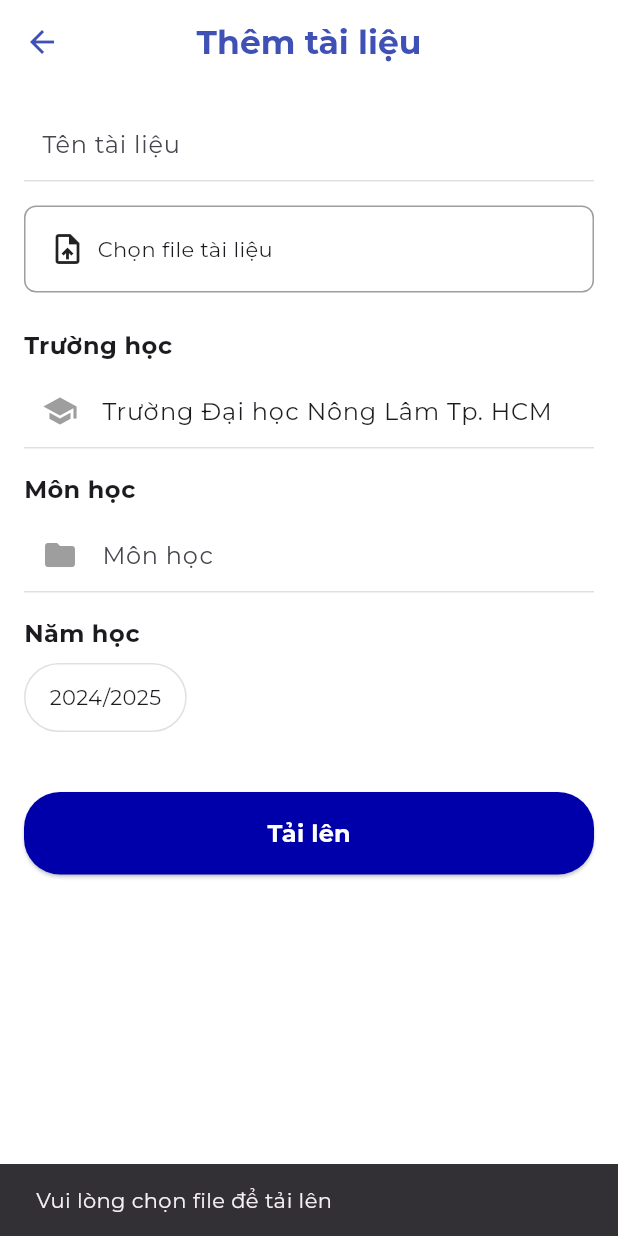
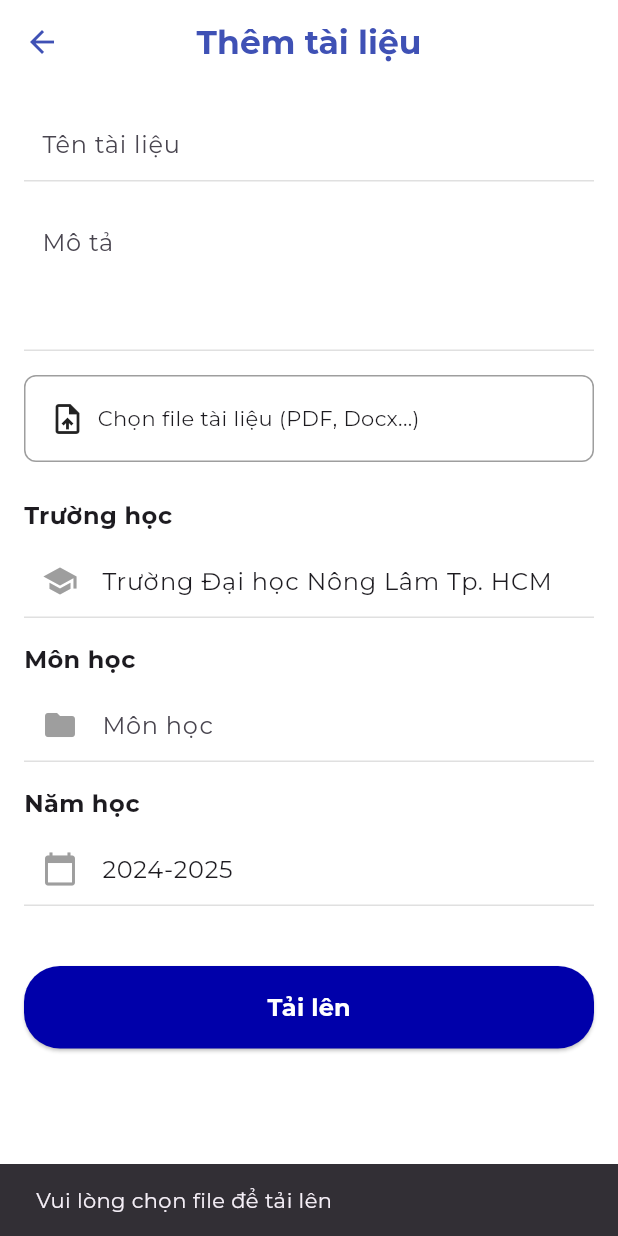
Before and after one commit to SubeoHocJava/StudyDocs_FrontEnd, a Flutter app: the DocsEditScreen screen opened directly, after a tap on "Tải lên", on a phone screen of 412 x 824 dp. Run offline on Flutter 3.47's test engine with Material 3 defaults, Android fonts, the phone set to English and light mode, and no system bars; our stand-ins replace cached_network_image, dio, dotted_border, equatable, file_picker, firebase_core and 12 more; accounts and stored records are empty; network calls fail.

Commit message:
feat(admin): Implement admin document management and enhance UI
- Add admin mode to `DocsManagementScreen` to fetch and display all documents from an internal API.
- Implement `GetAllDocsUseCase` and `DeleteAdminDocUseCase` for admin-specific actions.
- Update `DocsManagementBloc` to handle loading all documents and admin deletions.
- Refactor the document list item UI for better readability, showing description, school, course, and year tags.
- Enhance the `DocsEditScreen` by adding a description field, improving file selection UI, and allowing title editing.
- Update API endpoints and data sources to support new admin functionalities.

```diff
--- a/lib/core/router/app_router.dart
+++ b/lib/core/router/app_router.dart
@@ -9,6 +9,8 @@ import 'package:studydocs/features/docs_management/data/repository/docs_manageme
 import 'package:studydocs/features/docs_management/domain/repository/docs_management_repository.dart';
 import 'package:studydocs/features/docs_management/domain/usecase/delete_doc_usecase.dart';
 import 'package:studydocs/features/docs_management/domain/usecase/get_my_docs_usecase.dart';
+import 'package:studydocs/features/docs_management/domain/usecase/get_all_docs_usecase.dart';
+import 'package:studydocs/features/docs_management/domain/usecase/delete_admin_doc_usecase.dart';
 import 'package:studydocs/features/docs_management/domain/usecase/update_doc_usecase.dart';
 import 'package:studydocs/features/docs_management/domain/usecase/upload_doc_usecase.dart';
 import 'package:studydocs/features/docs_management/logic/docs_management_bloc.dart';
@@ -383,11 +385,13 @@ GoRouter createAppRouter() {
             create:
                 (context) => DocsManagementBloc(
                   getMyDocsUseCase: GetMyDocsUseCase(repository),
+                  getAllDocsUseCase: GetAllDocsUseCase(repository),
                   deleteDocUseCase: DeleteDocUseCase(repository),
+                  deleteAdminDocUseCase: DeleteAdminDocUseCase(repository),
                   updateDocUseCase: UpdateDocUseCase(repository),
                   uploadDocUseCase: UploadDocUseCase(repository),
                 ),
-            child: const DocsManagementScreen(),
+            child: const DocsManagementScreen(isAdminMode: true),
           );
         },
       ),
--- a/lib/features/docs/data/model/document_model.dart
+++ b/lib/features/docs/data/model/document_model.dart
@@ -22,7 +22,7 @@ class DocumentModel extends DocumentEntity {
 
   factory DocumentModel.fromJson(Map<String, dynamic> json) {
     return DocumentModel(
-      id: json['id'],
+      id: json['id']?.toString(),
       title: json['title'] ?? 'Untitled',
       course: json['subjectName'] ?? 'Unknown Course', // Placeholder if backend missing
       school: json['universityName'] ?? 'Unknown School', // Placeholder
@@ -39,7 +39,8 @@ class DocumentModel extends DocumentEntity {
       downloadUrl: json['downloadUrl'] ?? '',
       fileId: json['fileId'], // Map fileId
       currentUserReaction: json['currentUserReaction'],
-      previewUrls: parsePreviews(json), description: '',
+      previewUrls: parsePreviews(json),
+      description: json['description'] ?? '',
     );
   }
 
--- a/lib/features/docs/data/repository/docs_repository_impl.dart
+++ b/lib/features/docs/data/repository/docs_repository_impl.dart
@@ -37,7 +37,7 @@ class DocsRepositoryImpl implements DocsRepository {
       likes: (stats['likeCount'] as num?)?.toInt() ?? 0,
       dislikes: (stats['dislikeCount'] as num?)?.toInt() ?? 0,
       currentUserReaction: reaction,
-      comments: reviews,
+      comments: reviews, description: '',
     );
   }
 
--- a/lib/features/docs/domain/entity/document_entity.dart
+++ b/lib/features/docs/domain/entity/document_entity.dart
@@ -39,6 +39,7 @@ class DocumentEntity {
 
   DocumentEntity copyWith({
     String? title,
+    String? description, // Made optional
     String? course,
     String? school,
     String? year,
@@ -55,6 +56,7 @@ class DocumentEntity {
     List<String>? previewUrls,
   }) {
     return DocumentEntity(
+      id: this.id, // ID should not change typically in copyWith, or use id ?? this.id if we add it to arguments. But currently it's not in arguments, so preserve this.id
       title: title ?? this.title,
       description: description ?? this.description,
       course: course ?? this.course,
--- a/lib/features/docs/logic/docs_bloc.dart
+++ b/lib/features/docs/logic/docs_bloc.dart
@@ -75,7 +75,7 @@ class DocsBloc extends Bloc<DocsEvent, DocsState> {
           docDetails: doc.copyWith(
             likes: newLikes,
             dislikes: newDislikes,
-            currentUserReaction: newReaction,
+            currentUserReaction: newReaction, description: '',
           ),
         ));
 
--- a/lib/features/docs_management/data/repository/docs_management_repository_impl.dart
+++ b/lib/features/docs_management/data/repository/docs_management_repository_impl.dart
@@ -12,7 +12,13 @@ class DocsManagementRepositoryImpl implements DocsManagementRepository {
   Future<List<DocumentEntity>> getMyDocuments() => dataSource.getMyDocuments();
 
   @override
+  Future<List<DocumentEntity>> getAllDocuments() => dataSource.getAllDocuments();
+
+  @override
   Future<void> deleteDocument(String id) => dataSource.deleteDocument(id);
+
+  @override
+  Future<void> deleteAdminDocument(String id) => dataSource.deleteAdminDocument(id);
 
   @override
   Future<void> updateDocument(String id, DocumentEntity updatedDoc) =>
--- a/lib/features/docs_management/domain/repository/docs_management_repository.dart
+++ b/lib/features/docs_management/domain/repository/docs_management_repository.dart
@@ -3,7 +3,9 @@ import '../../../docs/domain/entity/document_entity.dart';
 
 abstract class DocsManagementRepository {
   Future<List<DocumentEntity>> getMyDocuments();
+  Future<List<DocumentEntity>> getAllDocuments();
   Future<void> deleteDocument(String id);
+  Future<void> deleteAdminDocument(String id);
   Future<void> updateDocument(String id, DocumentEntity updatedDoc);
   Future<void> uploadDocument(dynamic file, DocumentEntity metadata);
 }
--- /dev/null
+++ b/lib/features/docs_management/domain/usecase/delete_admin_doc_usecase.dart
@@ -0,0 +1,9 @@
+import '../repository/docs_management_repository.dart';
+
+class DeleteAdminDocUseCase {
+  final DocsManagementRepository repository;
+
+  DeleteAdminDocUseCase(this.repository);
+
+  Future<void> call(String id) => repository.deleteAdminDocument(id);
+}
--- /dev/null
+++ b/lib/features/docs_management/domain/usecase/get_all_docs_usecase.dart
@@ -0,0 +1,10 @@
+import '../../../docs/domain/entity/document_entity.dart';
+import '../repository/docs_management_repository.dart';
+
+class GetAllDocsUseCase {
+  final DocsManagementRepository repository;
+
+  GetAllDocsUseCase(this.repository);
+
+  Future<List<DocumentEntity>> call() => repository.getAllDocuments();
+}
--- a/lib/features/docs_management/logic/docs_management_event.dart
+++ b/lib/features/docs_management/logic/docs_management_event.dart
@@ -20,10 +20,30 @@ class LoadMyDocs extends DocsManagementEvent {
   List<Object?> get props => [filterSchool, filterSubject, filterYear];
 }
 
+class LoadAllDocs extends DocsManagementEvent {
+  final String? filterSchool;
+  final String? filterSubject;
+  final String? filterYear;
+
+  const LoadAllDocs({this.filterSchool, this.filterSubject, this.filterYear});
+
+  @override
+  List<Object?> get props => [filterSchool, filterSubject, filterYear];
+}
+
 class DeleteDocEvent extends DocsManagementEvent {
   final String docId;
 
   const DeleteDocEvent(this.docId);
+
+  @override
+  List<Object?> get props => [docId];
+}
+
+class DeleteAdminDocEvent extends DocsManagementEvent {
+  final String docId;
+
+  const DeleteAdminDocEvent(this.docId);
 
   @override
   List<Object?> get props => [docId];
--- a/lib/features/docs_management/presentation/screen/docs_edit_screen.dart
+++ b/lib/features/docs_management/presentation/screen/docs_edit_screen.dart
@@ -18,23 +18,25 @@ class DocsEditScreen extends StatefulWidget {
 class _DocsEditScreenState extends State<DocsEditScreen> {
   final _formKey = GlobalKey<FormState>();
   late TextEditingController _titleController;
+  late TextEditingController _descriptionController;
   late TextEditingController _schoolController;
   late TextEditingController _yearController;
-  late TextEditingController _subjectController; // Only in design for Detail, maybe useful here?
-  // Design also shows "Tác giả" in Detail, but normally edit form only has editable fields.
+  late TextEditingController _subjectController;
 
   @override
   void initState() {
     super.initState();
     _titleController = TextEditingController(text: widget.document?.title ?? "");
+    _descriptionController = TextEditingController(text: widget.document?.description ?? "");
     _schoolController = TextEditingController(text: widget.document?.school ?? "Trường Đại học Nông Lâm Tp. HCM");
-    _yearController = TextEditingController(text: widget.document?.year ?? "2024/2025");
+    _yearController = TextEditingController(text: widget.document?.year ?? "2024-2025");
     _subjectController = TextEditingController(text: widget.document?.course ?? "");
   }
 
   @override
   void dispose() {
     _titleController.dispose();
+    _descriptionController.dispose();
     _schoolController.dispose();
     _yearController.dispose();
     _subjectController.dispose();
@@ -108,7 +110,9 @@ class _DocsEditScreenState extends State<DocsEditScreen> {
                     )
                 ),
                ] else ...[
-                 _buildTextField("Tên tài liệu", _titleController),
+                  _buildTextField("Tên tài liệu", _titleController),
+                 const SizedBox(height: 16),
+                 _buildTextField("Mô tả", _descriptionController, maxLines: 3),
                  const SizedBox(height: 16),
                   GestureDetector(
                    onTap: _pickFile,
@@ -123,7 +127,7 @@ class _DocsEditScreenState extends State<DocsEditScreen> {
                        children: [
                          const Icon(Icons.upload_file),
                          const SizedBox(width: 8),
-                         Text(_selectedFile != null ? _selectedFile!.name : "Chọn file tài liệu"),
+                         Expanded(child: Text(_selectedFile != null ? _selectedFile!.name : "Chọn file tài liệu (PDF, Docx...)")),
                        ],
                      ),
                    ),
@@ -141,7 +145,7 @@ class _DocsEditScreenState extends State<DocsEditScreen> {
 
                 const SizedBox(height: 16),
                _buildLabel("Năm học"),
-               _buildYearSelector(),
+               _buildTextField("Năm học (VD: 2023-2024)", _yearController, icon: Icons.calendar_today),
 
                 const SizedBox(height: 40),
                 SizedBox(
@@ -150,21 +154,24 @@ class _DocsEditScreenState extends State<DocsEditScreen> {
                         onPressed: () {
                              if (isEditing) {
                                  final updatedDoc = widget.document!.copyWith(
+                                     title: _titleController.text, // Allow title edit too
+                                     description: _descriptionController.text,
                                      school: _schoolController.text,
                                      course: _subjectController.text,
                                      year: _yearController.text,
                                  );
-                                 context.read<DocsManagementBloc>().add(UpdateDocEvent(widget.document!.title, updatedDoc));
+                                 context.read<DocsManagementBloc>().add(UpdateDocEvent(widget.document!.id!, updatedDoc));
                                  ScaffoldMessenger.of(context).showSnackBar(const SnackBar(content: Text("Đã cập nhật tài liệu")));
                              } else {
                                if (_selectedFile != null) {
                                   final newDoc = DocumentEntity(
-                                    id: '', // Generated by backend
+                                    id: '',
                                     title: _titleController.text,
+                                    description: _descriptionController.text,
                                     school: _schoolController.text,
                                     course: _subjectController.text,
                                     year: _yearController.text,
-                                    uploader: 'Me', // Placeholder, backend will set actual user
+                                    uploader: 'Me',
                                     likes: 0,
                                     dislikes: 0,
                                     comments: [],
@@ -172,7 +179,7 @@ class _DocsEditScreenState extends State<DocsEditScreen> {
                                     fileSize: '0 B',
                                     downloadUrl: '',
                                     fileId: '',
-                                    previewUrls: [], description: '',
+                                    previewUrls: [],
                                   );
                                   context.read<DocsManagementBloc>().add(UploadDocEvent(
                                     _selectedFile,
@@ -210,7 +217,7 @@ class _DocsEditScreenState extends State<DocsEditScreen> {
       );
   }
 
-  Widget _buildTextField(String hint, TextEditingController controller, {IconData? icon, bool enabled = true}) {
+  Widget _buildTextField(String hint, TextEditingController controller, {IconData? icon, bool enabled = true, int maxLines = 1}) {
     return Container(
       decoration: BoxDecoration(
           color: enabled ? Colors.white : Colors.grey.shade100,
@@ -219,6 +226,7 @@ class _DocsEditScreenState extends State<DocsEditScreen> {
         child: TextField(
             controller: controller,
             enabled: enabled,
+            maxLines: maxLines,
             decoration: InputDecoration(
                 hintText: hint,
                 border: InputBorder.none,
@@ -229,14 +237,4 @@ class _DocsEditScreenState extends State<DocsEditScreen> {
     );
   }
 
-  Widget _buildYearSelector() {
-      return Container(
-        padding: const EdgeInsets.symmetric(horizontal: 16, vertical: 12),
-        decoration: BoxDecoration(
-            border: Border.all(color: Colors.grey.shade300),
-            borderRadius: BorderRadius.circular(24)
-        ),
-        child: Text(_yearController.text)
-      );
-  }
 }
```
Also changed, not shown: lib/core/constants/api_constants.dart (+4 -4 lines), lib/data/datasource/docs_management_remote_datasource.dart (+49 -7 lines), lib/data/datasource/docs_remote_datasource.dart (+10 -1 lines), lib/features/docs_management/logic/docs_management_bloc.dart (+63 -1 lines), lib/features/docs_management/presentation/screen/docs_management_detail_screen.dart (+6 -1 lines), lib/features/docs_management/presentation/screen/docs_management_screen.dart (+81 -33 lines).
